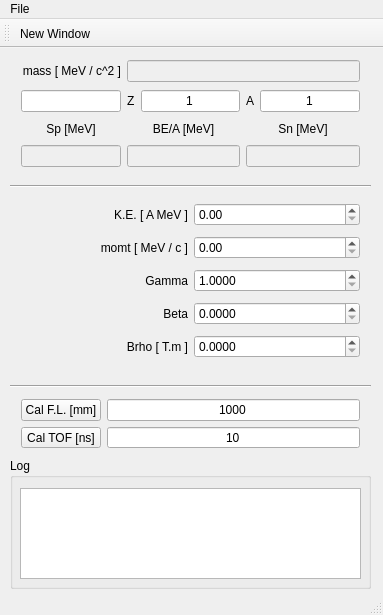
Before: the Qt Designer form Qt/RelativisticKinematics/mainwindow.ui in goluckyryan/programmings, drawn with Qt 5.
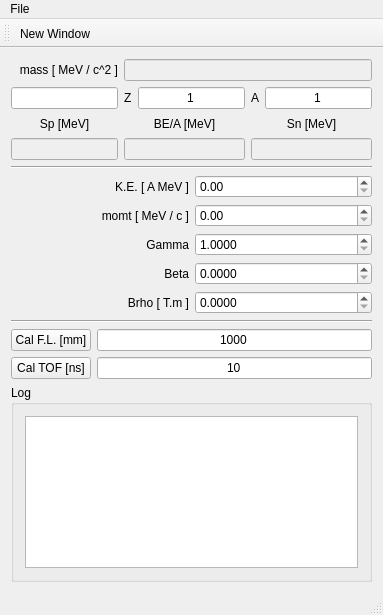
After: the same form once the commit is applied.

The edit to the form file:
```diff
--- a/Qt/RelativisticKinematics/mainwindow.ui
+++ b/Qt/RelativisticKinematics/mainwindow.ui
@@ -14,15 +14,8 @@
    <string>Relativistic Kinematics</string>
   </property>
   <widget class="QWidget" name="centralWidget">
-   <widget class="QWidget" name="gridLayoutWidget">
-    <property name="geometry">
-     <rect>
-      <x>10</x>
-      <y>10</y>
-      <width>361</width>
-      <height>122</height>
-     </rect>
-    </property>
+   <layout class="QGridLayout" name="gridLayout_4" rowstretch="4,1,5,1,2,1">
+    <item row="0" column="0">
     <layout class="QGridLayout" name="gridLayout" rowstretch="0,0,0,0">
      <property name="sizeConstraint">
       <enum>QLayout::SetMinimumSize</enum>
@@ -191,16 +184,15 @@
       </widget>
      </item>
     </layout>
-   </widget>
-   <widget class="QWidget" name="gridLayoutWidget_2">
-    <property name="geometry">
-     <rect>
-      <x>10</x>
-      <y>140</y>
-      <width>361</width>
-      <height>188</height>
-     </rect>
-    </property>
+    </item>
+    <item row="1" column="0">
+     <widget class="Line" name="line">
+      <property name="orientation">
+       <enum>Qt::Horizontal</enum>
+      </property>
+     </widget>
+    </item>
+    <item row="2" column="0">
     <layout class="QGridLayout" name="gridLayout_2">
      <item row="3" column="1">
       <widget class="QDoubleSpinBox" name="doubleSpinBox_Beta">
@@ -351,42 +343,15 @@
       </widget>
      </item>
     </layout>
-   </widget>
-   <widget class="Line" name="line">
-    <property name="geometry">
-     <rect>
-      <x>10</x>
-      <y>130</y>
-      <width>361</width>
-      <height>16</height>
-     </rect>
-    </property>
-    <property name="orientation">
-     <enum>Qt::Horizontal</enum>
-    </property>
-   </widget>
+    </item>
+    <item row="3" column="0">
    <widget class="Line" name="line_2">
-    <property name="geometry">
-     <rect>
-      <x>10</x>
-      <y>330</y>
-      <width>361</width>
-      <height>16</height>
-     </rect>
-    </property>
     <property name="orientation">
      <enum>Qt::Horizontal</enum>
     </property>
    </widget>
-   <widget class="QWidget" name="gridLayoutWidget_3">
-    <property name="geometry">
-     <rect>
-      <x>10</x>
-      <y>340</y>
-      <width>361</width>
-      <height>71</height>
-     </rect>
-    </property>
+    </item>
+    <item row="4" column="0">
     <layout class="QGridLayout" name="gridLayout_3">
      <item row="0" column="1">
       <widget class="QLineEdit" name="lineEdit_FL">
@@ -435,28 +400,15 @@
       </widget>
      </item>
     </layout>
-   </widget>
+    </item>
+    <item row="5" column="0">
    <widget class="QGroupBox" name="groupBox">
-    <property name="geometry">
-     <rect>
-      <x>10</x>
-      <y>410</y>
-      <width>361</width>
-      <height>131</height>
-     </rect>
-    </property>
     <property name="title">
      <string>Log</string>
     </property>
+      <layout class="QGridLayout" name="gridLayout_5">
+       <item row="0" column="0">
     <widget class="QPlainTextEdit" name="plainTextEdit">
-     <property name="geometry">
-      <rect>
-       <x>10</x>
-       <y>30</y>
-       <width>341</width>
-       <height>91</height>
-      </rect>
-     </property>
      <property name="font">
       <font>
        <family>Courier New</family>
@@ -472,7 +424,11 @@
       <bool>false</bool>
      </property>
     </widget>
-   </widget>
+       </item>
+      </layout>
+     </widget>
+    </item>
+   </layout>
   </widget>
   <widget class="QMenuBar" name="menuBar">
    <property name="geometry">
```
Lines whose indentation alone changed are shown as unchanged.
